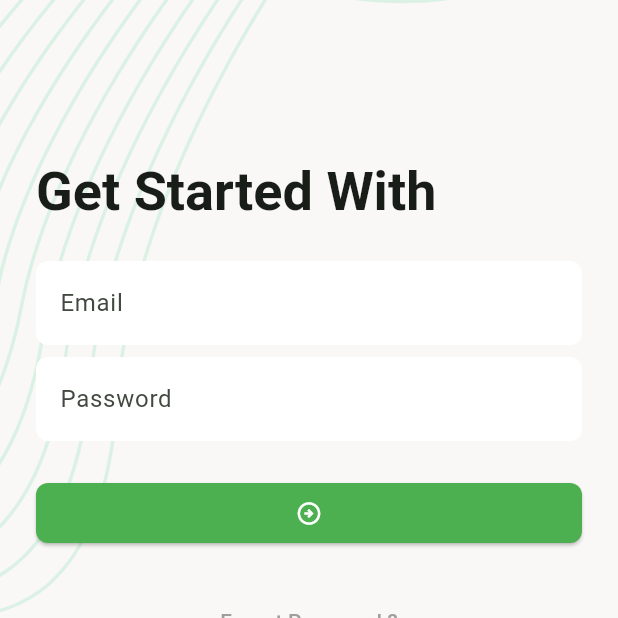
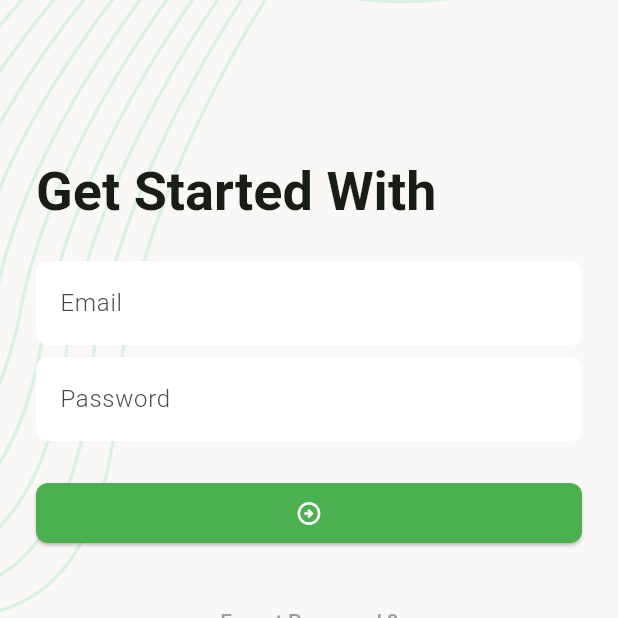
Before and after one commit to rup-chowdhury/flutter-ostad, a Flutter app: the screen it shows after launch, on a phone screen of 412 x 824 dp, the top half of it. Run offline on Flutter 3.47's test engine with Material 3 defaults, Android fonts, the light colour scheme and no system bars; our stand-ins replace device_preview, flutter_svg, pin_code_fields.

Commit message:
hint textStyle in TextFields

```diff
--- a/project_to_do_app/lib/app.dart
+++ b/project_to_do_app/lib/app.dart
@@ -37,6 +37,9 @@ class TaskManagerApp extends StatelessWidget {
     return InputDecorationTheme(
       fillColor: Colors.white,
       filled: true,
+      hintStyle: TextStyle(
+        fontWeight: FontWeight.w300
+      ),
       border: _inputBorder(),
       enabledBorder: _inputBorder(),
       errorBorder: _inputBorder(),
```
